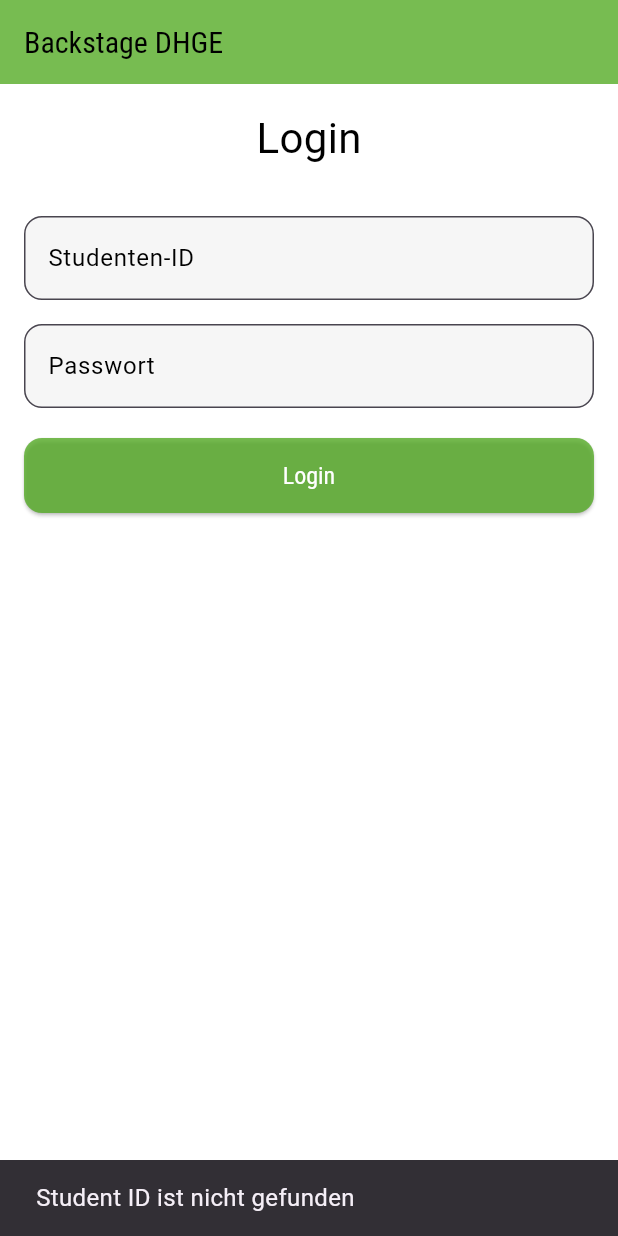
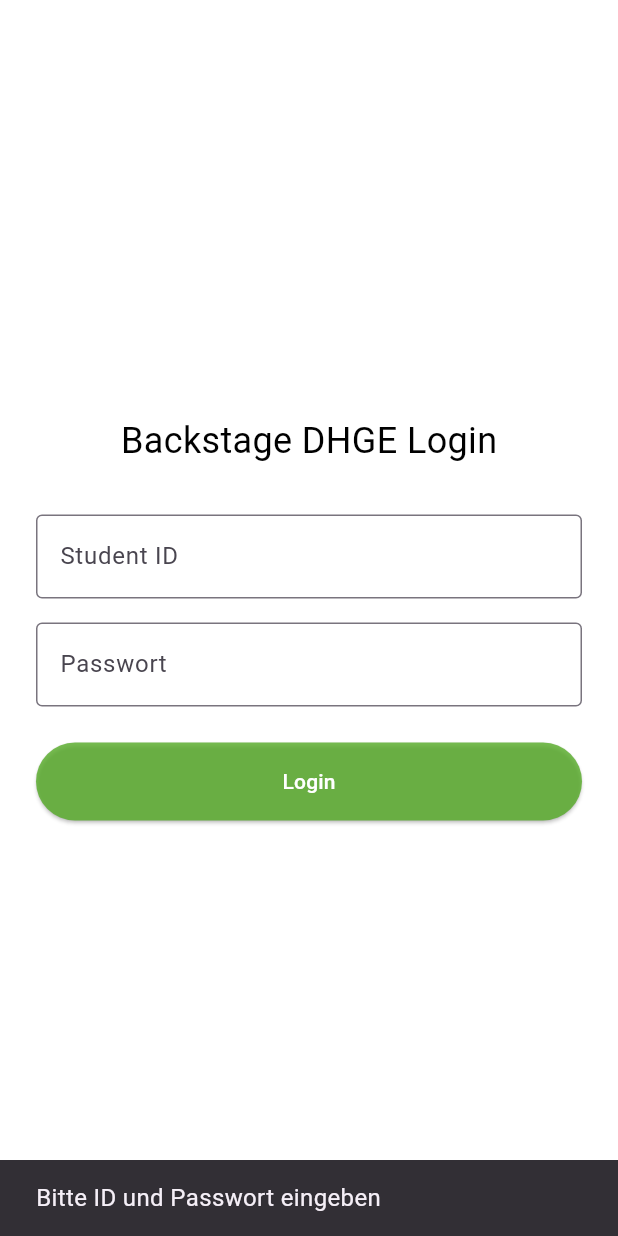
Before and after one commit to mwalexandra/choose_module_new-app, a Flutter app: the screen it shows after launch, after a tap on "Login", on a phone screen of 412 x 824 dp. Run offline on Flutter 3.47's test engine with Material 3 defaults, Android fonts, the light colour scheme and no system bars; our stand-ins replace firebase_core, firebase_database; accounts and stored records are empty; Roboto replaces fonts that are missing (Roboto Condensed).

Commit message:
login_screen: get student from db, create student obj, pass it to home_screen

```diff
--- a/lib/screens/login_screen.dart
+++ b/lib/screens/login_screen.dart
@@ -1,10 +1,8 @@
 import 'package:flutter/material.dart';
 import '../firebase/firebase_services.dart';
+import '../models/student.dart';
 import '../constants/app_styles.dart';
 import '../constants/app_colors.dart';
-import '../models/student.dart';
-import '../models/semester.dart';
-import 'home_screen.dart';
 
 class LoginScreen extends StatefulWidget {
   const LoginScreen({super.key});
@@ -14,161 +12,98 @@
 }
 
 class _LoginScreenState extends State<LoginScreen> {
-  final _formKey = GlobalKey<FormState>();
-  final TextEditingController _studentIdController = TextEditingController();
+  final TextEditingController _idController = TextEditingController();
   final TextEditingController _passwordController = TextEditingController();
+  bool _isLoading = false;
 
-  Map<String, dynamic> studentsData = {};
-  Map<String, dynamic> allModules = {};
-  bool isLoading = true;
-  bool isLoggingIn = false;
+  Future<void> _login() async {
+    final studentId = _idController.text.trim();
+    final password = _passwordController.text.trim();
 
-  @override
-    void initState() {
-      super.initState();
-      fetchData();
-  }
-
-  void fetchData() async {
-    final studentData = await FirebaseServices.getStudents();
-    final modulesData = await FirebaseServices.getModules();
-
-    if (!mounted) return;
-
-    setState(() {
-      studentsData = deepConvertMap(Map<Object?, Object?>.from(studentData));
-      allModules = deepConvertMap(Map<Object?, Object?>.from(modulesData));
-      isLoading = false;
-    });
-  }
-
-/// Рекурсивное преобразование LinkedMap<Object, Object> в Map<String, dynamic>
-  Map<String, dynamic> deepConvertMap(Map<Object?, Object?> map) {
-    final result = <String, dynamic>{};
-    map.forEach((key, value) {
-      final newKey = key.toString();
-      if (value is Map) {
-        result[newKey] = deepConvertMap(Map<Object?, Object?>.from(value));
-      } else if (value is List) {
-        result[newKey] = value.map((e) {
-          if (e is Map) return deepConvertMap(Map<Object?, Object?>.from(e));
-          return e;
-        }).toList();
-      } else {
-        result[newKey] = value;
-      }
-    });
-    return result;
-  }
-
-  void _login() {
-    if (!_formKey.currentState!.validate()) return;
-
-    final studentId = _studentIdController.text.trim();
-    final password = _passwordController.text;
-
-    final studentMap = studentsData[studentId];
-    if (studentMap == null) {
-      _showError('Student ID ist nicht gefunden');
+    if (studentId.isEmpty || password.isEmpty) {
+      ScaffoldMessenger.of(context).showSnackBar(
+        const SnackBar(content: Text('Bitte ID und Passwort eingeben')),
+      );
       return;
     }
 
-    if (studentMap['password'] != password) {
-      _showError('Passwort ist falsch');
-      return;
-    }
-
-    setState(() => isLoggingIn = true);
+    setState(() => _isLoading = true);
 
     try {
+      // Загружаем данные студента из Firebase
+      final studentsData = await FirebaseServices.getStudents();
+
+      if (!studentsData.containsKey(studentId)) {
+        throw 'Student nicht gefunden';
+      }
+
+      final studentMap = Map<String, dynamic>.from(studentsData[studentId]);
+
+      if (studentMap['password'] != password) {
+        throw 'Falsches Passwort';
+      }
+
+      // Создаём объект Student
+      final allModules = await FirebaseServices.getModules();
       final student = Student.fromMap(studentId, studentMap, allModules);
 
-      Navigator.pushReplacement(
+      // Переходим на HomeScreen
+      Navigator.pushReplacementNamed(
         context,
-        MaterialPageRoute(
-          builder: (_) => HomeScreen(student: student),
-        ),
+        '/home',
+        arguments: {'student': student},
       );
     } catch (e) {
-      _showError('Fehler beim Einloggen: $e');
+      ScaffoldMessenger.of(context).showSnackBar(
+        SnackBar(content: Text('Login fehlgeschlagen: $e')),
+      );
     } finally {
-      if (mounted) setState(() => isLoggingIn = false);
+      setState(() => _isLoading = false);
     }
-  }
-
-  void _showError(String message) {
-    ScaffoldMessenger.of(context).showSnackBar(
-      SnackBar(content: Text(message)),
-    );
   }
 
   @override
   Widget build(BuildContext context) {
     return Scaffold(
       backgroundColor: AppColors.backgroundMain(context),
-      appBar: AppBar(
-        title: Text('Backstage DHGE', style: AppTextStyles.subheading(context)),
-      ),
-      body: SingleChildScrollView(
-        padding: const EdgeInsets.all(16),
-        child: Form(
-          key: _formKey,
+      body: Center(
+        child: SingleChildScrollView(
+          padding: const EdgeInsets.all(24),
           child: Column(
+            mainAxisSize: MainAxisSize.min,
             children: [
-              Text(
-                'Login',
-                style: AppTextStyles.heading(context).copyWith(fontSize: 28),
-              ),
+              Text('Backstage DHGE Login', style: AppTextStyles.heading(context)),
               const SizedBox(height: 32),
-              TextFormField(
-                controller: _studentIdController,
-                decoration: InputDecoration(
-                  labelText: 'Studenten-ID',
-                  labelStyle: AppTextStyles.body(context),
-                  border: OutlineInputBorder(
-                      borderRadius: BorderRadius.circular(12)),
-                  contentPadding:
-                      const EdgeInsets.symmetric(vertical: 16, horizontal: 12),
-                  filled: true,
-                  fillColor: AppColors.backgroundSubtle(context),
+              TextField(
+                controller: _idController,
+                decoration: const InputDecoration(
+                  labelText: 'Student ID',
+                  border: OutlineInputBorder(),
                 ),
-                style: AppTextStyles.body(context),
               ),
               const SizedBox(height: 16),
-              TextFormField(
+              TextField(
                 controller: _passwordController,
+                decoration: const InputDecoration(
+                  labelText: 'Passwort',
+                  border: OutlineInputBorder(),
+                ),
                 obscureText: true,
-                decoration: InputDecoration(
-                  labelText: 'Passwort',
-                  labelStyle: AppTextStyles.body(context),
-                  border: OutlineInputBorder(
-                      borderRadius: BorderRadius.circular(12)),
-                  contentPadding:
-                      const EdgeInsets.symmetric(vertical: 16, horizontal: 12),
-                  filled: true,
-                  fillColor: AppColors.backgroundSubtle(context),
-                ),
-                style: AppTextStyles.body(context),
               ),
-              const SizedBox(height: 20),
+              const SizedBox(height: 24),
               SizedBox(
                 width: double.infinity,
-                height: 50,
                 child: ElevatedButton(
-                  onPressed: isLoggingIn ? null : _login,
+                  onPressed: _isLoading ? null : _login,
                   style: ElevatedButton.styleFrom(
                     backgroundColor: AppColors.primary,
-                    foregroundColor: Colors.white,
-                    textStyle: AppTextStyles.button(context),
-                    shape: RoundedRectangleBorder(
-                      borderRadius: BorderRadius.circular(12),
-                    ),
+                    padding: const EdgeInsets.symmetric(vertical: 16),
                   ),
-                  child: isLoggingIn
+                  child: _isLoading
                       ? const CircularProgressIndicator(
                           color: Colors.white,
                         )
-                      : const Text('Login'),
+                      : const Text('Login', style: TextStyle(color: Colors.white)),
                 ),
               ),
             ],
```
